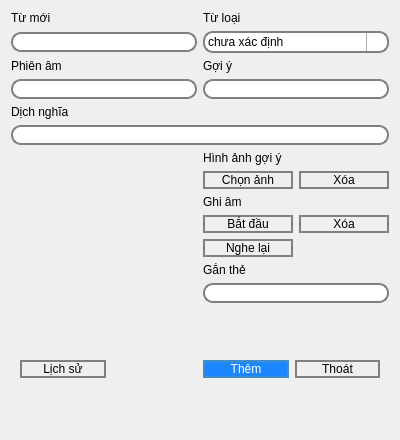
Old version of the form interface/form/add.ui in the repository deserteagle735/memento.
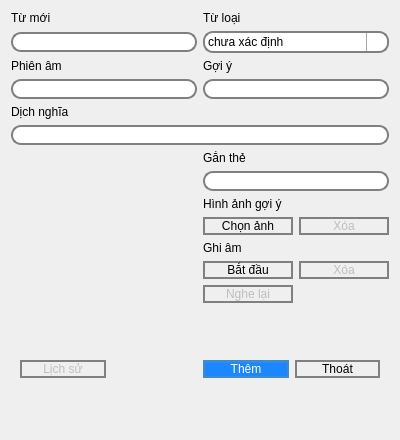
New version of the form. Icons and pictures are not drawn.

```diff
--- a/interface/form/add.ui
+++ b/interface/form/add.ui
@@ -71,7 +71,7 @@
      </item>
      <item row="7" column="1">
       <layout class="QGridLayout" name="gridLayout_12">
-       <item row="5" column="1">
+       <item row="7" column="1">
         <widget class="QWidget" name="widget_12" native="true">
          <widget class="QLabel" name="label_53">
           <property name="enabled">
@@ -94,8 +94,11 @@
          </widget>
         </widget>
        </item>
-       <item row="1" column="1">
+       <item row="3" column="1">
         <widget class="QPushButton" name="button_delete_picture">
+         <property name="enabled">
+          <bool>false</bool>
+         </property>
          <property name="styleSheet">
           <string notr="true">border-radius:10px;
 border:2px solid gray;
@@ -108,8 +111,11 @@
          </property>
         </widget>
        </item>
-       <item row="4" column="1">
+       <item row="6" column="1">
         <widget class="QPushButton" name="button_delete_record">
+         <property name="enabled">
+          <bool>false</bool>
+         </property>
          <property name="styleSheet">
           <string notr="true">border-radius:10px;
 border:2px solid gray;
@@ -122,7 +128,7 @@
          </property>
         </widget>
        </item>
-       <item row="4" column="0">
+       <item row="6" column="0">
         <widget class="QPushButton" name="button_record">
          <property name="styleSheet">
           <string notr="true">border-radius:10px;
@@ -134,10 +140,16 @@
          <property name="text">
           <string>Bắt đầu</string>
          </property>
+         <property name="flat">
+          <bool>false</bool>
+         </property>
         </widget>
        </item>
-       <item row="5" column="0">
+       <item row="7" column="0">
         <widget class="QPushButton" name="button_play_record">
+         <property name="enabled">
+          <bool>false</bool>
+         </property>
          <property name="styleSheet">
           <string notr="true">border-radius:10px;
 border:2px solid gray;
@@ -148,9 +160,12 @@
          <property name="text">
           <string>Nghe lại</string>
          </property>
+         <property name="flat">
+          <bool>false</bool>
+         </property>
         </widget>
        </item>
-       <item row="3" column="0">
+       <item row="5" column="0">
         <widget class="QLabel" name="label_52">
          <property name="text">
           <string>Ghi âm</string>
@@ -160,16 +175,7 @@
          </property>
         </widget>
        </item>
-       <item row="7" column="0" colspan="2">
-        <widget class="QLineEdit" name="text_tag">
-         <property name="styleSheet">
-          <string notr="true">border-radius:10px;
-border:2px solid gray;
-padding: 0 8px;</string>
-         </property>
-        </widget>
-       </item>
-       <item row="0" column="0" colspan="2">
+       <item row="2" column="0" colspan="2">
         <widget class="QLabel" name="label_51">
          <property name="text">
           <string>Hình ảnh gợi ý</string>
@@ -179,7 +185,30 @@
          </property>
         </widget>
        </item>
-       <item row="6" column="0" colspan="2">
+       <item row="3" column="0">
+        <widget class="QPushButton" name="button_choose_picture">
+         <property name="styleSheet">
+          <string notr="true">border-radius:10px;
+border:2px solid gray;
+padding: 0 8px;
+ background-color: qlineargradient(x1: 0, y1: 0, x2: 0, y2: 1,
+                                      stop: 0 #f6f7fa, stop: 1 #dadbde);</string>
+         </property>
+         <property name="text">
+          <string>Chọn ảnh</string>
+         </property>
+        </widget>
+       </item>
+       <item row="1" column="0" colspan="2">
+        <widget class="QLineEdit" name="text_tag">
+         <property name="styleSheet">
+          <string notr="true">border-radius:10px;
+border:2px solid gray;
+padding: 0 8px;</string>
+         </property>
+        </widget>
+       </item>
+       <item row="0" column="0" colspan="2">
         <widget class="QLabel" name="label_54">
          <property name="text">
           <string>Gắn thẻ</string>
@@ -189,20 +218,6 @@
          </property>
         </widget>
        </item>
-       <item row="1" column="0">
-        <widget class="QPushButton" name="button_choose_picture">
-         <property name="styleSheet">
-          <string notr="true">border-radius:10px;
-border:2px solid gray;
-padding: 0 8px;
- background-color: qlineargradient(x1: 0, y1: 0, x2: 0, y2: 1,
-                                      stop: 0 #f6f7fa, stop: 1 #dadbde);</string>
-         </property>
-         <property name="text">
-          <string>Chọn ảnh</string>
-         </property>
-        </widget>
-       </item>
       </layout>
      </item>
      <item row="3" column="1">
@@ -323,46 +338,9 @@
    <item>
     <widget class="QWidget" name="widget_3" native="true">
      <layout class="QGridLayout" name="gridLayout_13">
-      <item row="0" column="4">
-       <widget class="QPushButton" name="butto_cancel">
-        <property name="toolTip">
-         <string>F2</string>
-        </property>
-        <property name="styleSheet">
-         <string notr="true">border-radius:10px;
-border:2px solid gray;
-padding: 0 8px;
-background-color: qlineargradient(x1: 0, y1: 0, x2: 0, y2: 1,
-                                      stop: 0 #f6f7fa, stop: 1 #dadbde);</string>
-        </property>
-        <property name="text">
-         <string>Thoát</string>
-        </property>
-        <property name="shortcut">
-         <string>F2</string>
-        </property>
-       </widget>
-      </item>
-      <item row="0" column="1">
-       <widget class="QPushButton" name="button_history">
-        <property name="toolTip">
-         <string>F3</string>
-        </property>
-        <property name="styleSheet">
-         <string notr="true">border-radius:10px;
-border:2px solid gray;
-padding: 0 8px;
- background-color: qlineargradient(x1: 0, y1: 0, x2: 0, y2: 1,
-                                      stop: 0 #f6f7fa, stop: 1 #dadbde);</string>
-        </property>
-        <property name="text">
-         <string>Lịch sử</string>
-        </property>
-        <property name="shortcut">
-         <string>F3</string>
-        </property>
-       </widget>
-      </item>
+      <property name="sizeConstraint">
+       <enum>QLayout::SetDefaultConstraint</enum>
+      </property>
       <item row="0" column="3">
        <widget class="QPushButton" name="button_add">
         <property name="toolTip">
@@ -393,6 +371,49 @@
       <item row="0" column="2">
        <widget class="QWidget" name="widget_11" native="true"/>
       </item>
+      <item row="0" column="1">
+       <widget class="QPushButton" name="button_history">
+        <property name="enabled">
+         <bool>false</bool>
+        </property>
+        <property name="toolTip">
+         <string>F3</string>
+        </property>
+        <property name="styleSheet">
+         <string notr="true">border-radius:10px;
+border:2px solid gray;
+padding: 0 8px;
+ background-color: qlineargradient(x1: 0, y1: 0, x2: 0, y2: 1,
+                                      stop: 0 #f6f7fa, stop: 1 #dadbde);</string>
+        </property>
+        <property name="text">
+         <string>Lịch sử</string>
+        </property>
+        <property name="shortcut">
+         <string>F3</string>
+        </property>
+       </widget>
+      </item>
+      <item row="0" column="4">
+       <widget class="QPushButton" name="button_exit">
+        <property name="toolTip">
+         <string>F2</string>
+        </property>
+        <property name="styleSheet">
+         <string notr="true">border-radius:10px;
+border:2px solid gray;
+padding: 0 8px;
+background-color: qlineargradient(x1: 0, y1: 0, x2: 0, y2: 1,
+                                      stop: 0 #f6f7fa, stop: 1 #dadbde);</string>
+        </property>
+        <property name="text">
+         <string>Thoát</string>
+        </property>
+        <property name="shortcut">
+         <string>F2</string>
+        </property>
+       </widget>
+      </item>
      </layout>
     </widget>
    </item>
```
Left out of the diff: 25 changed lines with no effect on the pictures.
